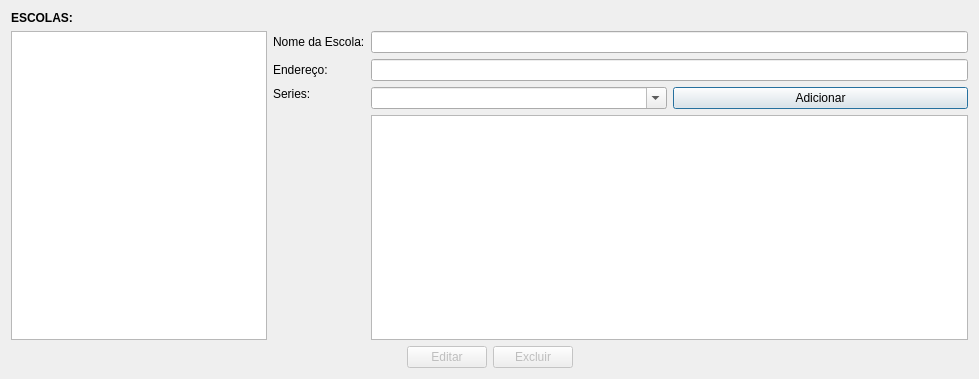
Before: the Qt Designer form src/main/resources/base/ui/widgets/escolaEditar.ui in matheusfillipe/ganec, drawn with Qt 5.
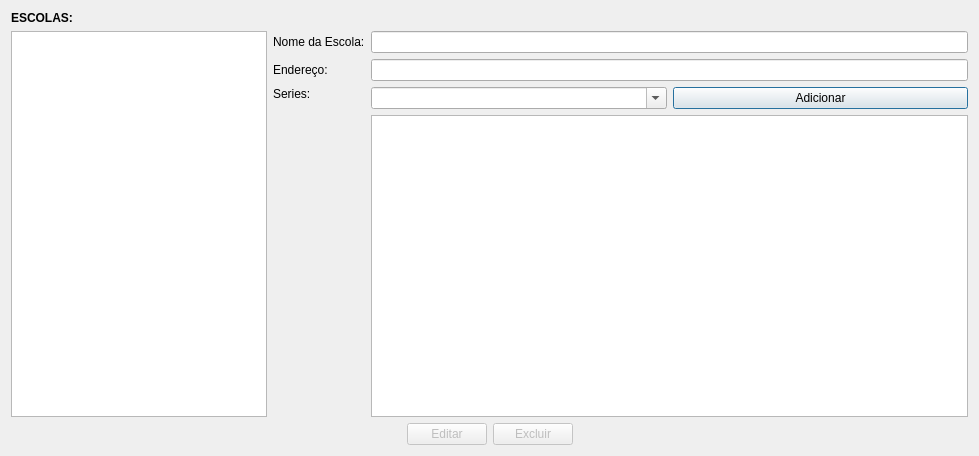
After: the same form once the commit is applied.

Diff of the .ui file:
```diff
--- a/src/main/resources/base/ui/widgets/escolaEditar.ui
+++ b/src/main/resources/base/ui/widgets/escolaEditar.ui
@@ -7,7 +7,7 @@
     <x>0</x>
     <y>0</y>
     <width>979</width>
-    <height>379</height>
+    <height>456</height>
    </rect>
   </property>
   <property name="windowTitle">
```
Left out of the diff: 34 changed lines with no effect on the pictures.
